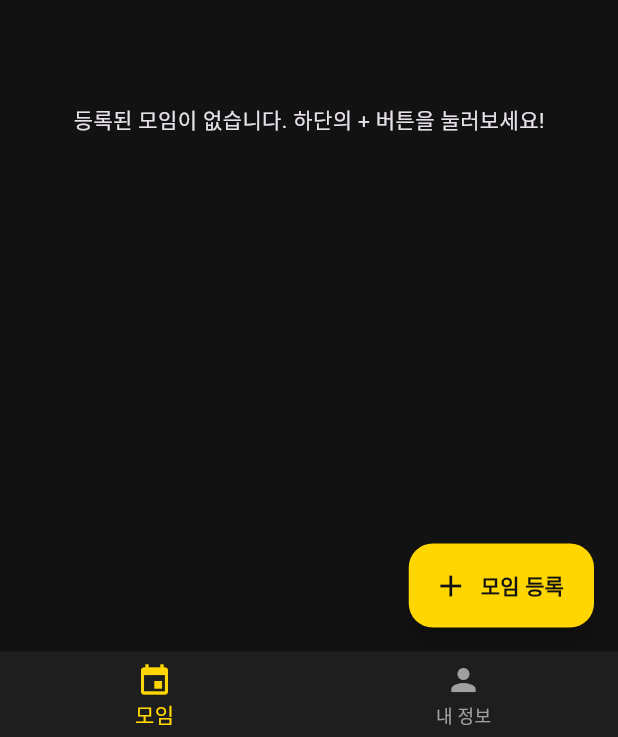
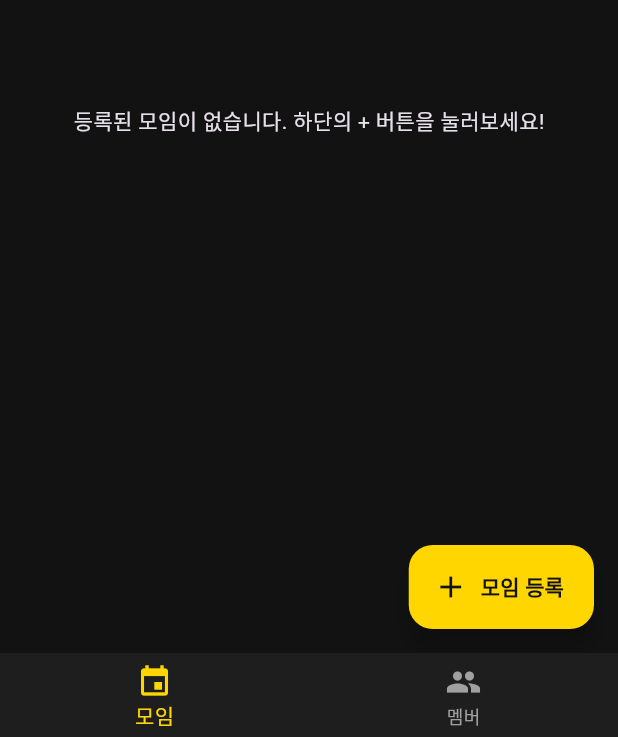
Before and after one commit to KIRA-hym/oTalk, a Flutter app: the screen it shows once a user with an empty profile is signed in, on a phone screen of 412 x 824 dp. Shown: the part 496-1233 px from the top of the screen. Run offline on Flutter 3.47's test engine with Material 3 defaults, Android fonts, the phone set to English and light mode, and no system bars; our stand-ins replace cloud_firestore, firebase_auth, firebase_core, share_plus, shared_preferences; accounts and stored records are empty; Roboto replaces fonts that are missing (GmarketSans).

Commit message:
[feat] 일반 유저 하단 네비게이션 변경 (내 정보 -> 멤버 탭)

```diff
--- a/lib/screens/home_screen.dart
+++ b/lib/screens/home_screen.dart
@@ -41,14 +41,14 @@ class _HomeScreenState extends State<HomeScreen> {
         const BottomNavigationBarItem(icon: Icon(Icons.settings), label: '설정'),
       ]);
     } else {
-      // 일반 유저 권한 (모임 탭만)
+      // 일반 유저 권한 (모임, 멤버 탭)
       pages.addAll([
-        const MeetingScreen(), // 1번째 탭에 모임 조회 및 관리
-        const Center(child: Text('내 정보')),
+        const MeetingScreen(),
+        const MembersScreen(),
       ]);
       navItems.addAll([
         const BottomNavigationBarItem(icon: Icon(Icons.event), label: '모임'),
-        const BottomNavigationBarItem(icon: Icon(Icons.person), label: '내 정보'),
+        const BottomNavigationBarItem(icon: Icon(Icons.people), label: '멤버'),
       ]);
     }
 
```
